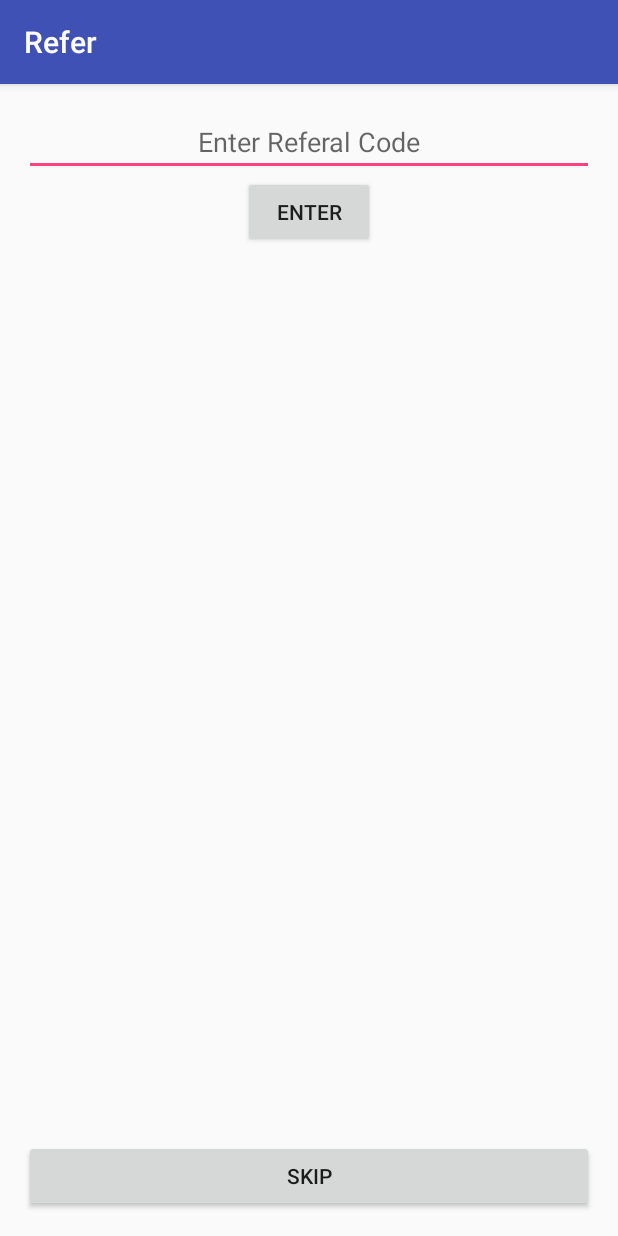
After one commit to bikash001/FlashFetchCustomer, an Android app: the Refer screen opened directly, with no data from a screen before it, on a phone screen of 412 x 824 dp. The commit adds this screen. Run offline under Robolectric (Android 15) with nearby library versions, the phone set to English and light mode, and no system bars.

Commit message:
Added refer page

```diff
--- a/app/src/main/AndroidManifest.xml
+++ b/app/src/main/AndroidManifest.xml
@@ -22,9 +22,11 @@
         android:supportsRtl="true"
         android:theme="@style/AppTheme">
         <activity
+            android:screenOrientation="portrait"
             android:name=".MainActivity"
             android:noHistory="true" />
         <activity
+            android:screenOrientation="portrait"
             android:name=".LoginActivity"
             android:label="@string/title_activity_login"
             android:parentActivityName=".Main2Activity">
@@ -33,6 +35,7 @@
                 android:value="com.example.bikash.flashfetchcustomer.MainActivity" />
         </activity>
         <activity
+            android:screenOrientation="portrait"
             android:name=".Register"
             android:label="@string/title_activity_register"
             android:parentActivityName=".Main2Activity"
@@ -42,6 +45,7 @@
                 android:value="com.example.bikash.flashfetchcustomer.MainActivity" />
         </activity>
         <activity
+            android:screenOrientation="portrait"
             android:name="com.facebook.FacebookActivity"
             android:configChanges="keyboard|keyboardHidden|screenLayout|screenSize|orientation"
             android:label="@string/app_name"
@@ -58,16 +62,21 @@
             android:value="@string/facebook_app_id" />
 
         <activity
+            android:screenOrientation="portrait"
             android:name=".Deals"
             android:label="@string/app_name"
             android:theme="@style/AppTheme.NoActionBar">
-            <!--intent-filter>
+
+            <!--
+            intent-filter>
                 <action android:name="android.intent.action.MAIN" />
 
                 <category android:name="android.intent.category.LAUNCHER" />
-            </intent-filter-->
+            </intent-filter
+            -->
         </activity>
         <activity
+            android:screenOrientation="portrait"
             android:name=".Quotes"
             android:label=""
             android:parentActivityName=".Main2Activity"
@@ -77,6 +86,7 @@
                 android:value="com.example.bikash.flashfetchcustomer.Deals" />
         </activity>
         <activity
+            android:screenOrientation="portrait"
             android:name=".Chat"
             android:label="@string/title_activity_chat"
             android:parentActivityName=".Main2Activity"
@@ -86,6 +96,7 @@
                 android:value="com.example.bikash.flashfetchcustomer.Deals" />
         </activity>
         <activity
+            android:screenOrientation="portrait"
             android:name=".Extract"
             android:noHistory="true">
             <intent-filter>
@@ -109,6 +120,7 @@
             android:value="@string/google_maps_key" />
 
         <activity
+            android:screenOrientation="portrait"
             android:name=".MapsActivity"
             android:label="@string/title_activity_maps">
             <meta-data
@@ -116,6 +128,7 @@
                 android:value="com.example.bikash.flashfetchcustomer.Quotes" />
         </activity>
         <activity
+            android:screenOrientation="portrait"
             android:name=".Main2Activity"
             android:label="@string/app_name"
             android:theme="@style/AppTheme.NoActionBar">
@@ -125,6 +138,11 @@
                 <category android:name="android.intent.category.LAUNCHER" />
             </intent-filter>
         </activity>
+        <activity
+            android:name=".Refer"
+            android:label="@string/title_activity_refer"
+            android:screenOrientation="portrait"
+            android:theme="@style/AppTheme.NoActionBar"></activity>
     </application>
 
 </manifest>
--- /dev/null
+++ b/app/src/main/java/com/example/bikash/flashfetchcustomer/Refer.java
@@ -0,0 +1,47 @@
+package com.example.bikash.flashfetchcustomer;
+
+import android.content.Intent;
+import android.os.Bundle;
+import android.support.design.widget.FloatingActionButton;
+import android.support.design.widget.Snackbar;
+import android.support.v7.app.AppCompatActivity;
+import android.support.v7.widget.Toolbar;
+import android.view.View;
+import android.widget.Button;
+import android.widget.EditText;
+import android.widget.TextView;
+
+public class Refer extends AppCompatActivity implements View.OnClickListener{
+
+    private Button enter,skip;
+    private EditText editText;
+
+    @Override
+    protected void onCreate(Bundle savedInstanceState) {
+        super.onCreate(savedInstanceState);
+        setContentView(R.layout.activity_refer);
+        Toolbar toolbar = (Toolbar) findViewById(R.id.toolbar);
+        setSupportActionBar(toolbar);
+        enter = (Button) findViewById(R.id.enter_button);
+        skip = (Button) findViewById(R.id.skip_button);
+        editText = (EditText) findViewById(R.id.refer_code);
+        enter.setOnClickListener(this);
+        skip.setOnClickListener(this);
+        editText.setOnClickListener(this);
+    }
+
+    @Override
+    public void onClick(View v) {
+        switch (v.getId()){
+            case R.id.refer_code:
+                break;
+            case R.id.enter_button:
+                break;
+            case R.id.skip_button:
+                Intent intent = new Intent(this,Main2Activity.class);
+                startActivity(intent);
+                finish();
+                break;
+        }
+    }
+}
--- /dev/null
+++ b/app/src/main/res/layout/activity_refer.xml
@@ -0,0 +1,26 @@
+<?xml version="1.0" encoding="utf-8"?>
+<android.support.design.widget.CoordinatorLayout xmlns:android="http://schemas.android.com/apk/res/android"
+    xmlns:app="http://schemas.android.com/apk/res-auto"
+    xmlns:tools="http://schemas.android.com/tools"
+    android:layout_width="match_parent"
+    android:layout_height="match_parent"
+    android:fitsSystemWindows="true"
+    tools:context="com.example.bikash.flashfetchcustomer.Refer">
+
+    <android.support.design.widget.AppBarLayout
+        android:layout_width="match_parent"
+        android:layout_height="wrap_content"
+        android:theme="@style/AppTheme.AppBarOverlay">
+
+        <android.support.v7.widget.Toolbar
+            android:id="@+id/toolbar"
+            android:layout_width="match_parent"
+            android:layout_height="?attr/actionBarSize"
+            android:background="?attr/colorPrimary"
+            app:popupTheme="@style/AppTheme.PopupOverlay" />
+
+    </android.support.design.widget.AppBarLayout>
+
+    <include layout="@layout/content_refer" />
+
+</android.support.design.widget.CoordinatorLayout>
--- /dev/null
+++ b/app/src/main/res/layout/content_refer.xml
@@ -0,0 +1,36 @@
+<?xml version="1.0" encoding="utf-8"?>
+<RelativeLayout xmlns:android="http://schemas.android.com/apk/res/android"
+    xmlns:app="http://schemas.android.com/apk/res-auto"
+    xmlns:tools="http://schemas.android.com/tools"
+    android:layout_width="match_parent"
+    android:layout_height="match_parent"
+    android:paddingBottom="@dimen/activity_vertical_margin"
+    android:paddingLeft="@dimen/activity_horizontal_margin"
+    android:paddingRight="@dimen/activity_horizontal_margin"
+    android:paddingTop="@dimen/activity_vertical_margin"
+    app:layout_behavior="@string/appbar_scrolling_view_behavior"
+    tools:context="com.example.bikash.flashfetchcustomer.Refer"
+    tools:showIn="@layout/activity_refer">
+
+    <EditText
+        android:gravity="center"
+        android:inputType="text"
+        android:id="@+id/refer_code"
+        android:hint="@string/refer"
+        android:layout_width="match_parent"
+        android:layout_height="wrap_content" />
+    <Button
+        android:layout_centerHorizontal="true"
+        android:layout_below="@+id/refer_code"
+        android:id="@+id/enter_button"
+        android:text="@string/enter_button"
+        android:layout_width="wrap_content"
+        android:layout_height="wrap_content" />
+    <Button
+        android:id="@+id/skip_button"
+        android:layout_alignParentBottom="true"
+        android:text="@string/skip"
+        android:layout_width="match_parent"
+        android:layout_height="wrap_content" />
+
+</RelativeLayout>
--- a/app/src/main/res/values/strings.xml
+++ b/app/src/main/res/values/strings.xml
@@ -65,4 +65,7 @@
     <string name="home_del_button">Home Delivery</string>
     <string name="visit_shop_button">Visit Shop</string>
     <string name="refer">Enter Referal Code</string>
+    <string name="enter_button">Enter</string>
+    <string name="skip">skip</string>
+    <string name="title_activity_refer">Refer</string>
 </resources>
```
